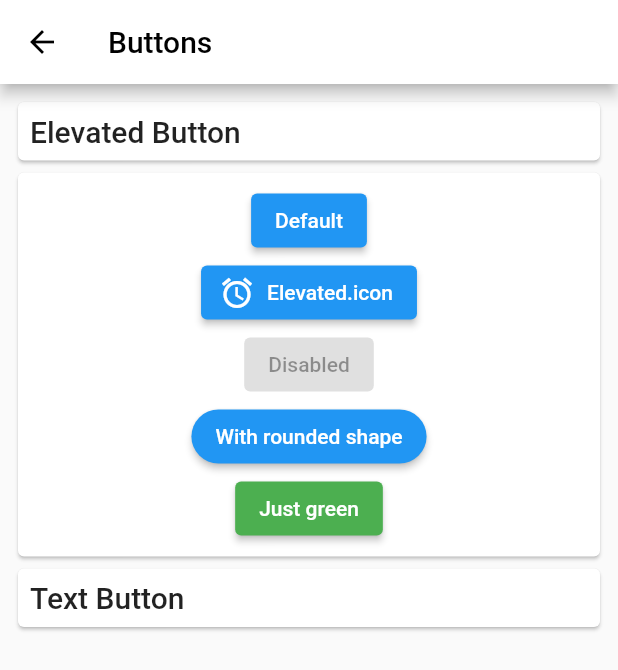
After one commit to Noonight/base_ui_widgets, a Flutter app: the ButtonsPage screen opened by its route, on a phone screen of 412 x 824 dp. The commit adds this screen. Shown: the top 670 px of the screen. Run offline on Flutter 3.47's test engine with Material 2 defaults, Android fonts, the phone set to English and light mode, and no system bars.

Commit message:
feat: added buttons page with elevated samples

```diff
--- a/lib/home_page.dart
+++ b/lib/home_page.dart
@@ -15,7 +15,8 @@ class HomePage extends StatelessWidget {
 
   static List pages = [
     PageModel('First page', 'Noting on the first page', '/sample-pages/first-page'),
-    PageModel('Text themes', 'Text with default themes', '/sample-pages/text-theme-page')
+    PageModel('Text themes', 'Text with default themes', '/sample-pages/text-theme-page'),
+    PageModel('Buttons', 'Buttons with some configuration', '/sample-pages/buttons-page')
   ];
 
   @override
--- a/lib/main.dart
+++ b/lib/main.dart
@@ -1,4 +1,5 @@
 import 'package:base_ui_widgets/home_page.dart';
+import 'package:base_ui_widgets/sample_pages/buttons_page.dart';
 import 'package:base_ui_widgets/sample_pages/first_page.dart';
 import 'package:base_ui_widgets/sample_pages/text_theme_page.dart';
 import 'package:flutter/material.dart';
@@ -30,6 +31,7 @@ class MyApp extends StatelessWidget {
       routes: <String, WidgetBuilder> {
         '/sample-pages/first-page' : (BuildContext context) => const FirstPage(),
         '/sample-pages/text-theme-page' : (BuildContext context) => const TextThemePage(),
+        '/sample-pages/buttons-page' : (BuildContext context) => const ButtonsPage()
       },
     );
   }
--- /dev/null
+++ b/lib/sample_pages/buttons_page.dart
@@ -0,0 +1,82 @@
+import 'package:flutter/material.dart';
+
+class ButtonsPage extends StatefulWidget {
+  const ButtonsPage({Key? key}) : super(key: key);
+
+  @override
+  _ButtonsPageState createState() => _ButtonsPageState();
+}
+
+class _ButtonsPageState extends State<ButtonsPage> {
+  @override
+  Widget build(BuildContext context) {
+    return Scaffold(
+      appBar: AppBar(
+        title: const Text('Buttons'),
+      ),
+      body: Padding(
+        padding: const EdgeInsets.all(8.0),
+        child: ListView(
+          children: [
+            Card(
+              child: Padding(
+                padding: const EdgeInsets.all(8.0),
+                child: Text('Elevated Button', style: Theme.of(context).textTheme.headline6),
+              ),
+            ),
+            Card(
+              child: Padding(
+                padding: const EdgeInsets.all(8.0),
+                child: Column(
+                  children: [
+                    ElevatedButton(
+                      child: const Text('Default'),
+                      onPressed: () { },
+                    ),
+                    ElevatedButton.icon(
+                      icon: const Icon(Icons.access_alarms_sharp),
+                      label: const Text('Elevated.icon'),
+                      onPressed: () { },
+                    ),
+                    const ElevatedButton(
+                      child: Text('Disabled'),
+                      onPressed: null,
+                    ),
+                    ElevatedButton(
+                      child: const Text('With rounded shape'),
+                      style: ElevatedButton.styleFrom(
+                        shape: RoundedRectangleBorder(
+                          borderRadius: BorderRadius.circular(30)
+                        )
+                      ),
+                      onPressed: () { },
+                    ),
+                    ElevatedButton(
+                      child: const Text('Just green'),
+                      style: ElevatedButton.styleFrom(
+                          primary: Colors.green
+                      ),
+                      onPressed: () { },
+                    )
+                  ],
+                ),
+              ),
+            ),
+            Card(
+              child: Padding(
+                padding: const EdgeInsets.all(8.0),
+                child: Text('Text Button', style: Theme.of(context).textTheme.headline6),
+              ),
+            ),
+            // ListView( // horizontal list
+            //   scrollDirection: Axis.horizontal,
+            //   children: [
+            //
+            //   ],
+            // )
+          ],
+        ),
+      ),
+    );
+  }
+}
--- a/lib/sample_pages/first_page.dart
+++ b/lib/sample_pages/first_page.dart
@@ -10,7 +10,7 @@ class FirstPage extends StatelessWidget {
         child: Stack(
           children: [
             Container(
-              color: Colors.white,
+              color: Colors.grey,
             ),
             Center(
               widthFactor: double.infinity,
--- a/lib/sample_pages/text_theme_page.dart
+++ b/lib/sample_pages/text_theme_page.dart
@@ -24,9 +24,7 @@ class _TextThemePageState extends State<TextThemePage> {
       ),
       floatingActionButtonLocation: FloatingActionButtonLocation.startFloat,
       body: SafeArea(
-        child: Stack(
-          children: [
-            Padding(
+        child: Padding(
           padding: EdgeInsets.all(widget.allInsets),
           child: ListView(
             children: [
@@ -106,8 +104,6 @@ class _TextThemePageState extends State<TextThemePage> {
             ]
           ),
         ),
-          ],
-        ),
       ),
     );
   }
```
Lines whose indentation alone changed are shown as unchanged.
